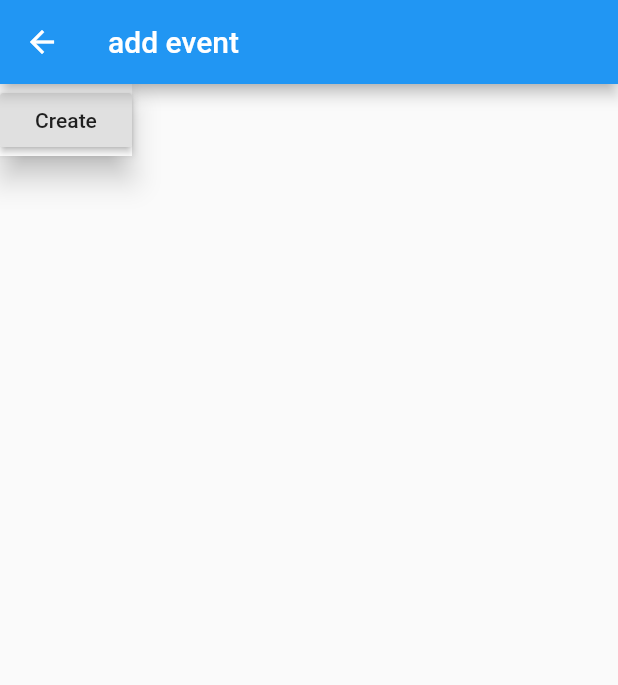
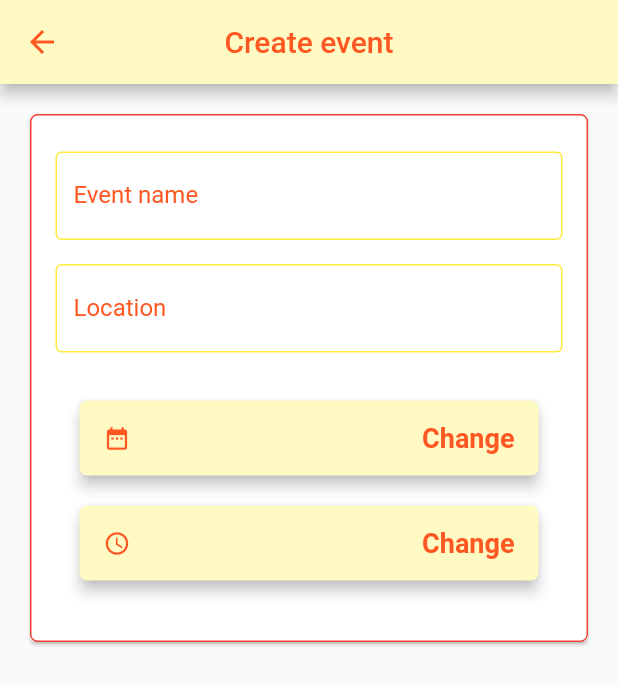
Before and after one commit to roned465/rofl, a Flutter app: the AddEvent screen opened directly, on a phone screen of 412 x 824 dp. Shown: the top 685 px of the screen. Run offline on Flutter 3.47's test engine with Material 2 defaults, Android fonts, the phone set to English and light mode, and no system bars; our stand-ins replace firebase_auth, flushbar, flutter_datetime_picker; accounts and stored records are empty; network calls fail.

Commit message:
Added create event page

```diff
--- a/lib/add_event.dart
+++ b/lib/add_event.dart
@@ -1,26 +1,259 @@
 import 'package:flutter/cupertino.dart';
 import 'package:flutter/material.dart';
 import 'home_page.dart';
+import 'package:flutter_datetime_picker/flutter_datetime_picker.dart';
 
-class AddEvent extends StatelessWidget {
+
+Widget padded({Widget child}) {
+  return new Padding(
+    padding: EdgeInsets.symmetric(vertical: 8.0),
+    child: child,
+  );
+}
+
+
+
+class AddEvent extends StatefulWidget {
+  AddEvent({Key key, this.User}) : super(key: key);
+  String User;
+
+  @override
+  State<StatefulWidget> createState() => new _AddEventState();
+}
+
+class _AddEventState extends State<AddEvent> {
+  static final formKey = new GlobalKey<FormState>();
+  String _name;
+  String _Location;
+  String _date = "";
+  String _time = "";
+
+
+  List<Widget> eventProperties()
+  {
+    return [
+      padded(
+        child: new TextFormField(
+            style: TextStyle(color: Colors.redAccent),
+            key: new Key('name'),
+            onSaved: (val) => _name = val,
+            cursorColor: Colors.deepOrange,
+            keyboardType: TextInputType.emailAddress,
+            decoration: InputDecoration(
+              fillColor: Colors.deepOrange,
+              labelText: 'Event name',
+              labelStyle: new TextStyle(color: Colors.deepOrange),
+              hintText: 'What?',
+              enabledBorder: OutlineInputBorder(
+                  borderSide: BorderSide(color: Colors.yellow)),
+              focusedBorder: OutlineInputBorder(
+                  borderSide: BorderSide(color: Colors.deepOrange)),
+              border: OutlineInputBorder(borderSide: BorderSide()),
+            )),
+      ),
+      padded(
+        child: new TextFormField(
+            style: TextStyle(color: Colors.redAccent),
+            obscureText: true,
+            key: new Key('location'),
+            onSaved: (val) => _Location = val,
+            cursorColor: Colors.deepOrangeAccent,
+            keyboardType: TextInputType.text,
+            decoration: InputDecoration(
+              labelText: 'Location',
+              labelStyle: new TextStyle(color: Colors.deepOrange),
+              hintText: 'Where?',
+              enabledBorder: OutlineInputBorder(
+                  borderSide: BorderSide(color: Colors.yellow)),
+              focusedBorder: OutlineInputBorder(
+                  borderSide: BorderSide(color: Colors.deepOrange)),
+              border: OutlineInputBorder(borderSide: BorderSide()),
+            )),
+      ),
+      padded(
+        child: Padding(
+          padding: const EdgeInsets.all(16.0),
+      child: Container(
+        child: Column(
+          mainAxisSize: MainAxisSize.max,
+          mainAxisAlignment: MainAxisAlignment.center,
+          children: <Widget>[
+            RaisedButton(
+              shape: RoundedRectangleBorder(
+                  borderRadius: BorderRadius.circular(5.0)),
+              elevation: 4.0,
+              onPressed: () {
+                DatePicker.showDatePicker(context,
+                    theme: DatePickerTheme(
+                      containerHeight: 210.0,
+                    ),
+                    showTitleActions: true,
+                    minTime: DateTime(2000, 1, 1),
+                    maxTime: DateTime(2022, 12, 31), onConfirm: (date)  {
+                      print('confirm $date');
+                      _date = '${date.year} - ${date.month} - ${date.day}';
+                      setState(() {});
+                    }, currentTime: DateTime.now(), locale: LocaleType.en);
+              },
+              child: Container(
+                alignment: Alignment.center,
+                height: 50.0,
+                child: Row(
+                  mainAxisAlignment: MainAxisAlignment.spaceBetween,
+                  children: <Widget>[
+                    Row(
+                      children: <Widget>[
+                        Container(
+                          child: Row(
+                            children: <Widget>[
+                              Icon(
+                                Icons.date_range,
+                                size: 18.0,
+                                color: Colors.deepOrange,
+                              ),
+                              Text(
+                                " $_date",
+                                style: TextStyle(
+                                    color: Colors.deepOrange,
+                                    fontWeight: FontWeight.bold,
+                                    fontSize: 18.0),
+                              ),
+                            ],
+                          ),
+                        )
+                      ],
+                    ),
+                    Text(
+                      "  Change",
+                      style: TextStyle(
+                          color: Colors.deepOrange,
+                          fontWeight: FontWeight.bold,
+                          fontSize: 18.0),
+                    ),
+                  ],
+                ),
+              ),
+              color: Colors.yellow[100],
+            ),
+            SizedBox(
+              height: 20.0,
+            ),
+            RaisedButton(
+              shape: RoundedRectangleBorder(
+                  borderRadius: BorderRadius.circular(5.0)),
+              elevation: 4.0,
+              onPressed: () {
+                DatePicker.showTimePicker(context,
+                    theme: DatePickerTheme(
+                      containerHeight: 210.0,
+                    ),
+                    showTitleActions: true,
+                    showSecondsColumn: false,
+                    onConfirm: (time) {
+                      print('confirm $time');
+                      _time = '${time.hour} : ${time.minute}';
+                      setState(() {});
+                    }, currentTime: DateTime.now(), locale: LocaleType.en);
+                setState(() {});
+              },
+              child: Container(
+                alignment: Alignment.center,
+                height: 50.0,
+                child: Row(
+                  mainAxisAlignment: MainAxisAlignment.spaceBetween,
+                  children: <Widget>[
+                    Row(
+                      children: <Widget>[
+                        Container(
+                          child: Row(
+                            children: <Widget>[
+                              Icon(
+                                Icons.access_time,
+                                size: 18.0,
+                                color: Colors.deepOrange,
+                              ),
+                              Text(
+                                " $_time",
+                                style: TextStyle(
+                                    color: Colors.deepOrange,
+                                    fontWeight: FontWeight.bold,
+                                    fontSize: 18.0),
+                              ),
+                            ],
+                          ),
+                        )
+                      ],
+                    ),
+                    Text(
+                      "  Change",
+                      style: TextStyle(
+                          color: Colors.deepOrange,
+                          fontWeight: FontWeight.bold,
+                          fontSize: 18.0),
+                    ),
+                  ],
+                ),
+              ),
+              color: Colors.yellow[100],
+            )
+          ],
+        ),
+      ),
+            ),
+      ),
+    ];
+  }
+
+
+
+
+
   @override
   Widget build(BuildContext context) {
     return Scaffold(
       appBar: AppBar(
-        title: Text("add event"),
+        centerTitle: true,
+        iconTheme: new IconThemeData(color: Colors.deepOrange),
+        flexibleSpace: Container(
+          decoration: BoxDecoration(
+              gradient: LinearGradient(
+                  begin: Alignment.topLeft,
+                  end: Alignment.topLeft,
+                  colors: <Color>[Colors.yellow[100], Colors.yellow[100]])),
+        ),
+        title: Text("Create event", style: TextStyle(color: Colors.deepOrange, ),),
       ),
-      body: Column(
-        children: <Widget>[
-          BottomAppBar(
-            child: RaisedButton(
-              onPressed: () {
-                Navigator.pop(context);
-              },
-              child: Text('Create'),
-            ),
-          ),
-        ],
-      ),
-    );
+      body: new SingleChildScrollView(
+
+          child: new Container(
+              padding: const EdgeInsets.all(16.0),
+
+
+              child: new Column(children: [
+                new Card(
+                    child: new Column(
+                        mainAxisSize: MainAxisSize.min,
+                        children: <Widget>[
+                          new Container(
+                              padding: const EdgeInsets.all(16.0),
+                              decoration:
+                              BoxDecoration(
+                                  border: Border.all(
+                                      color: Colors.red
+                                  ),
+                                  borderRadius: BorderRadius.all(
+                                      Radius.circular(5.0)
+                                  )
+                              ),
+                              child: new Form(
+                                  key: formKey,
+                                  child: new Column(
+                                    crossAxisAlignment:
+                                    CrossAxisAlignment.stretch,
+                                    children: eventProperties(),
+
+                                  ))),
+                        ])),
+              ]))));
   }
 }
--- a/lib/home_page.dart
+++ b/lib/home_page.dart
@@ -9,6 +9,7 @@ class HomePage extends StatelessWidget {
   final VoidCallback onSignOut;
   final tab = new TabBar(
     labelColor: Colors.deepOrange,
+      indicatorColor: Colors.deepOrange,
       tabs: <Tab>[
     new Tab(
       icon: new Icon(Icons.event, color: Colors.deepOrange),
--- a/pubspec.yaml
+++ b/pubspec.yaml
@@ -6,6 +6,9 @@ dependencies:
     sdk: flutter
   flushbar: ^1.5.0
   gradient_app_bar: ^0.0.1
+  flutter_datetime_picker:
+    git:
+      url: https://github.com/derohimat/flutter_datetime_picker.git
 
 
 
```
Also changed, not shown: pubspec.lock.
